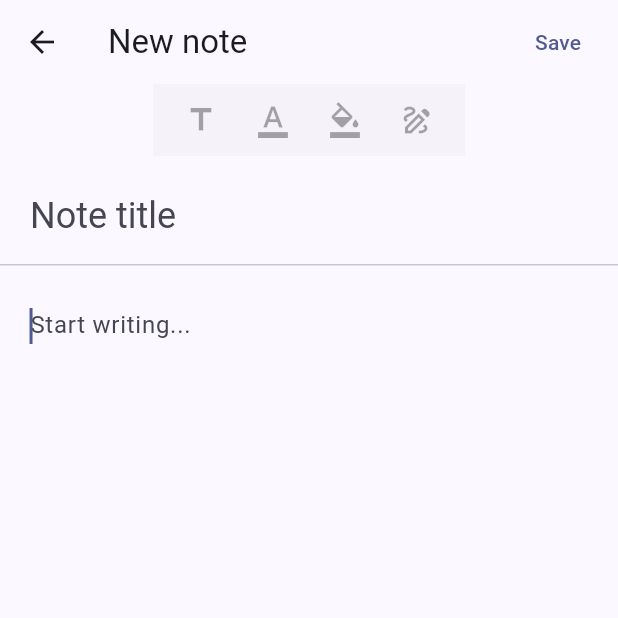
After one commit to Jand245/app3, a Flutter app: the NoteEditorScreen screen opened directly, on a phone screen of 412 x 824 dp, the top half of it. The commit adds this screen. Run offline on Flutter 3.47's test engine with Material 3 defaults, Android fonts, the phone set to English and light mode, and no system bars.

Commit message:
add basic notetaking

```diff
--- /dev/null
+++ b/lib/models/note_item.dart
@@ -0,0 +1,13 @@
+class NoteItem {
+  const NoteItem({
+    required this.id,
+    required this.folderId,
+    required this.title,
+    required this.body,
+  });
+
+  final String id;
+  final String folderId;
+  final String title;
+  final String body;
+}
--- /dev/null
+++ b/lib/screens/note_editor_screen.dart
@@ -0,0 +1,138 @@
+import 'package:flutter/material.dart';
+
+import '../models/note_item.dart';
+
+class NoteEditorResult {
+  const NoteEditorResult({required this.title, required this.body});
+
+  final String title;
+  final String body;
+}
+
+class NoteEditorScreen extends StatefulWidget {
+  const NoteEditorScreen({this.note, super.key});
+
+  final NoteItem? note;
+
+  @override
+  State<NoteEditorScreen> createState() => _NoteEditorScreenState();
+}
+
+class _NoteEditorScreenState extends State<NoteEditorScreen> {
+  late final TextEditingController _titleController;
+  late final TextEditingController _bodyController;
+
+  @override
+  void initState() {
+    super.initState();
+    _titleController = TextEditingController(text: widget.note?.title ?? '');
+    _bodyController = TextEditingController(text: widget.note?.body ?? '');
+  }
+
+  @override
+  void dispose() {
+    _titleController.dispose();
+    _bodyController.dispose();
+    super.dispose();
+  }
+
+  void _save() {
+    final title = _titleController.text.trim();
+    Navigator.pop(
+      context,
+      NoteEditorResult(
+        title: title.isEmpty ? 'Untitled note' : title,
+        body: _bodyController.text,
+      ),
+    );
+  }
+
+  @override
+  Widget build(BuildContext context) {
+    return Scaffold(
+      appBar: AppBar(
+        title: Text(widget.note == null ? 'New note' : 'Edit note'),
+        actions: [
+          TextButton(onPressed: _save, child: const Text('Save')),
+          const SizedBox(width: 8),
+        ],
+      ),
+      body: Column(
+        children: [
+          Material(
+            color: Theme.of(context).colorScheme.surfaceContainerLow,
+            child: SingleChildScrollView(
+              scrollDirection: Axis.horizontal,
+              padding: const EdgeInsets.symmetric(horizontal: 8),
+              child: Row(
+                children: const [
+                  _UpcomingFormatButton(
+                    icon: Icons.title,
+                    label: 'Headings coming next',
+                  ),
+                  _UpcomingFormatButton(
+                    icon: Icons.format_color_text,
+                    label: 'Text color coming next',
+                  ),
+                  _UpcomingFormatButton(
+                    icon: Icons.format_color_fill,
+                    label: 'Highlight coming next',
+                  ),
+                  _UpcomingFormatButton(
+                    icon: Icons.draw_outlined,
+                    label: 'Pen tool coming next',
+                  ),
+                ],
+              ),
+            ),
+          ),
+          Padding(
+            padding: const EdgeInsets.fromLTRB(20, 16, 20, 8),
+            child: TextField(
+              key: const Key('note-title-field'),
+              controller: _titleController,
+              decoration: const InputDecoration(
+                hintText: 'Note title',
+                border: InputBorder.none,
+              ),
+              style: Theme.of(context).textTheme.headlineSmall,
+              textCapitalization: TextCapitalization.sentences,
+            ),
+          ),
+          const Divider(height: 1),
+          Expanded(
+            child: Padding(
+              padding: const EdgeInsets.all(20),
+              child: TextField(
+                key: const Key('note-body-field'),
+                controller: _bodyController,
+                autofocus: widget.note == null,
+                decoration: const InputDecoration(
+                  hintText: 'Start writing...',
+                  border: InputBorder.none,
+                ),
+                expands: true,
+                maxLines: null,
+                minLines: null,
+                textAlignVertical: TextAlignVertical.top,
+                keyboardType: TextInputType.multiline,
+              ),
+            ),
+          ),
+        ],
+      ),
+    );
+  }
+}
+
+class _UpcomingFormatButton extends StatelessWidget {
+  const _UpcomingFormatButton({required this.icon, required this.label});
+
+  final IconData icon;
+  final String label;
+
+  @override
+  Widget build(BuildContext context) {
+    return IconButton(onPressed: null, tooltip: label, icon: Icon(icon));
+  }
+}
```
Also changed, not shown: lib/screens/folders_screen.dart (+183 -42 lines), 1 other file.
